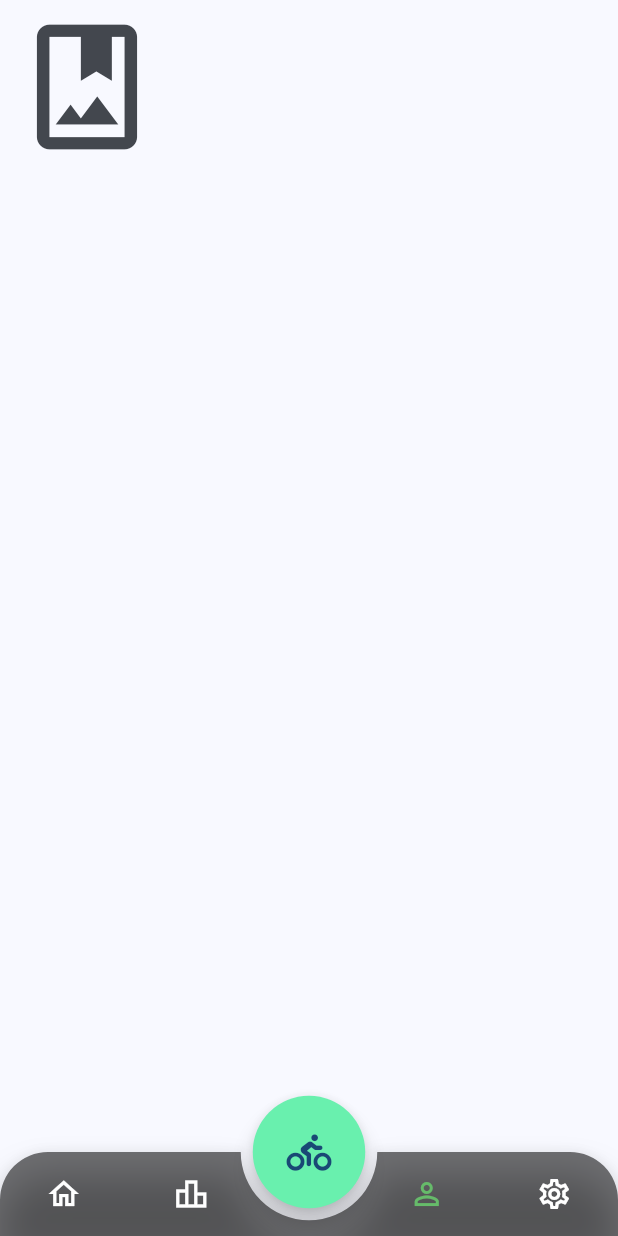
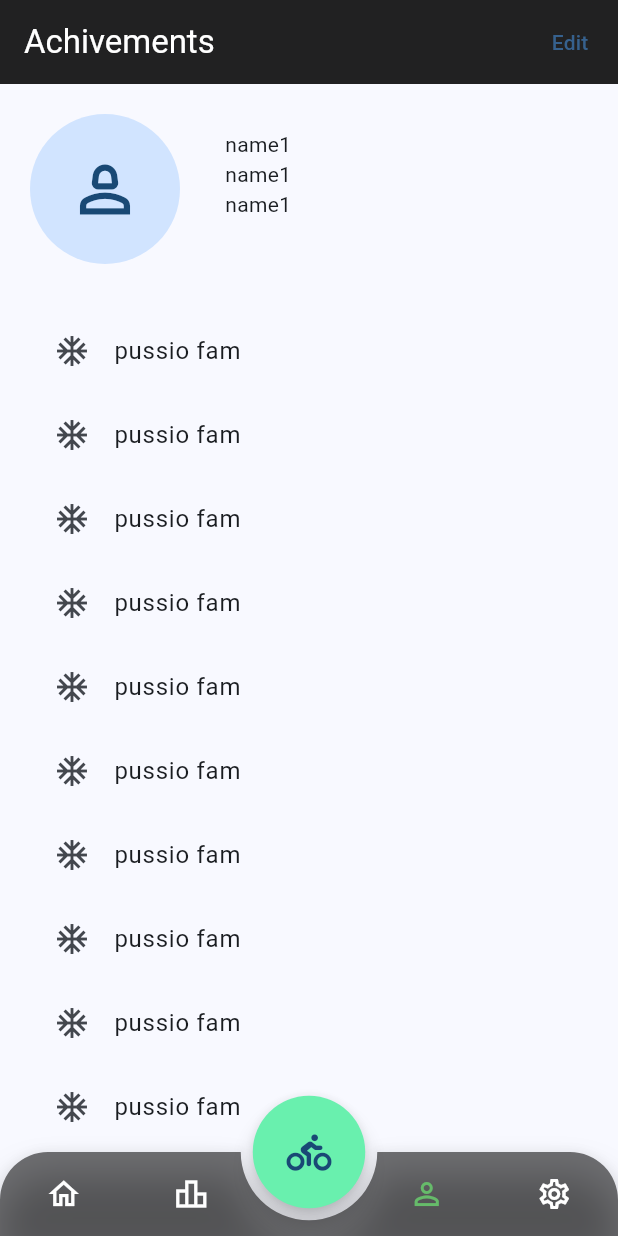
Before and after one commit to mask619916/cycletech, a Flutter app: the screen it shows once a user with an empty profile is signed in, item 3 of the bottom bar chosen, on a phone screen of 412 x 824 dp. Run offline on Flutter 3.47's test engine with Material 3 defaults, Android fonts, the phone set to English and light mode, and no system bars; drawn by our look-alikes of animated_bottom_navigation_bar; our stand-ins replace cloud_firestore, firebase_auth, firebase_core, firebase_storage, font_awesome_flutter, image_picker; accounts and stored records are empty.

Commit message:
basic ui for ahievements page

```diff
--- a/lib/tab_pages/achievements_page.dart
+++ b/lib/tab_pages/achievements_page.dart
@@ -13,20 +13,43 @@ class AchievementsPage extends StatelessWidget {
   @override
   Widget build(BuildContext context) {
     String imageUrl;
+    double iconsize = 50;
     return Scaffold(
+      appBar: AppBar(
+        title: Text("Achivements"),
+        backgroundColor: Colors.black87,
+        foregroundColor: Colors.white,
+        actions: [
+          TextButton(
+            onPressed: () {},
+            child: Text("Edit"),
+          ),
+        ],
+      ),
       body: SafeArea(
-        child: Column(
+        child: Padding(
+          padding: const EdgeInsets.symmetric(horizontal: 20),
+          child: ListView(
             children: [
-            IconButton(
+              Center(
+                child: Row(
+                  children: [
+                    Padding(
+                      padding: const EdgeInsets.only(top: 20),
+                      child: CircleAvatar(
+                        radius: iconsize,
+                        child: IconButton(
                           onPressed: () async {
                             ImagePicker picker = ImagePicker();
-                XFile? file =
-                    await picker.pickImage(source: ImageSource.gallery);
+                            XFile? file = await picker.pickImage(
+                                source: ImageSource.gallery);
                             String fileName =
                                 "${FirebaseAuth.instance.currentUser!.email}_profileAvatar";
 
-                Reference referenceRoot = FirebaseStorage.instance.ref();
-                Reference referenceDirImages = referenceRoot.child('images');
+                            Reference referenceRoot =
+                                FirebaseStorage.instance.ref();
+                            Reference referenceDirImages =
+                                referenceRoot.child('images');
 
                             Reference referenceImageToUpload =
                                 referenceDirImages.child(fileName);
@@ -34,7 +57,8 @@ class AchievementsPage extends StatelessWidget {
                             try {
                               await referenceImageToUpload
                                   .putFile(File(file!.path)); // store the file
-                  imageUrl = await referenceImageToUpload.getDownloadURL();
+                              imageUrl =
+                                  await referenceImageToUpload.getDownloadURL();
                               // get the link
 
                               userDetails.profileAvatarUrl = imageUrl;
@@ -43,12 +67,44 @@ class AchievementsPage extends StatelessWidget {
                               fc.CreateAndUpdateUser(userDetails);
                             } catch (e) {} // todo
                           },
-              icon: const Icon(
-                Icons.photo_album_outlined,
-                size: 100,
+                          icon: Icon(
+                            Icons.person_2_outlined,
+                            size: iconsize,
                           ),
                         ),
+                      ),
+                    ),
+                    SizedBox(
+                      width: 30,
+                    ),
+                    Column(
+                      children: [
+                        Text("name1"),
+                        Text("name1"),
+                        Text("name1"),
                       ],
+                    )
+                  ],
+                ),
+              ),
+              SizedBox(height: 30),
+              ListTile(leading: Icon(Icons.ac_unit), title: Text("pussio fam")),
+              ListTile(leading: Icon(Icons.ac_unit), title: Text("pussio fam")),
+              ListTile(leading: Icon(Icons.ac_unit), title: Text("pussio fam")),
+              ListTile(leading: Icon(Icons.ac_unit), title: Text("pussio fam")),
+              ListTile(leading: Icon(Icons.ac_unit), title: Text("pussio fam")),
+              ListTile(leading: Icon(Icons.ac_unit), title: Text("pussio fam")),
+              ListTile(leading: Icon(Icons.ac_unit), title: Text("pussio fam")),
+              ListTile(leading: Icon(Icons.ac_unit), title: Text("pussio fam")),
+              ListTile(leading: Icon(Icons.ac_unit), title: Text("pussio fam")),
+              ListTile(leading: Icon(Icons.ac_unit), title: Text("pussio fam")),
+              ListTile(leading: Icon(Icons.ac_unit), title: Text("pussio fam")),
+              ListTile(leading: Icon(Icons.ac_unit), title: Text("pussio fam")),
+              ListTile(leading: Icon(Icons.ac_unit), title: Text("pussio fam")),
+              ListTile(leading: Icon(Icons.ac_unit), title: Text("pussio fam")),
+              ListTile(leading: Icon(Icons.ac_unit), title: Text("pussio fam")),
+            ],
+          ),
         ),
       ),
     );
```
Lines whose indentation alone changed are shown as unchanged.
